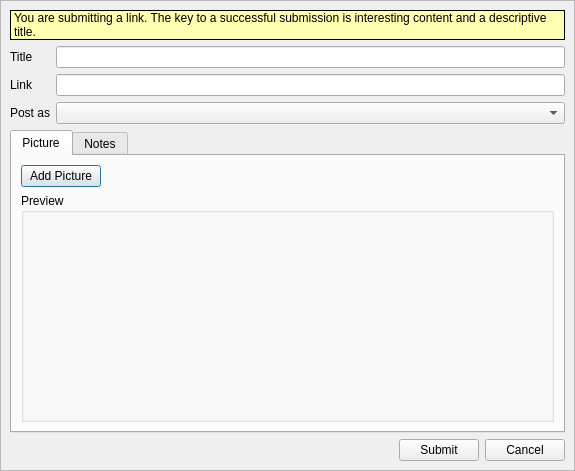
First picture: the form in retroshare-gui/src/gui/Posted/PostedCreatePostDialog.ui, repository RetroShare/RetroShare, before the edit.
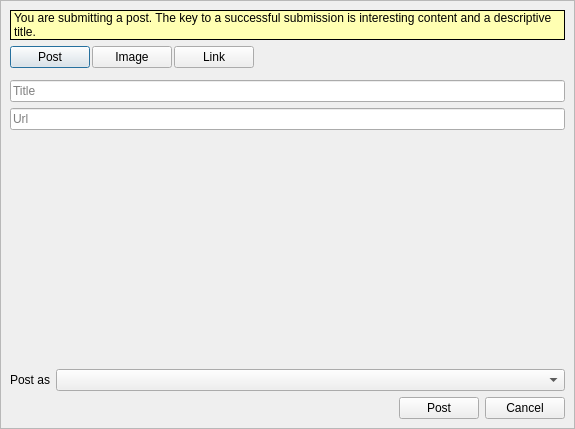
Second picture: the form after the edit. The open tabs and pages were chosen to show the change. Icons and pictures are not drawn. Custom widgets are drawn as their Qt base class.

Commit message:
Added new rich text editor & improved design for Create Post
* Added new Rich Text Editor
* Redesigned the Create Post Composer for Posted Links
* When only link is added display different thumbnail

Diff of the .ui file:
```diff
--- a/retroshare-gui/src/gui/Posted/PostedCreatePostDialog.ui
+++ b/retroshare-gui/src/gui/Posted/PostedCreatePostDialog.ui
@@ -7,7 +7,7 @@
     <x>0</x>
     <y>0</y>
     <width>575</width>
-    <height>467</height>
+    <height>429</height>
    </rect>
   </property>
   <property name="windowTitle">
@@ -121,24 +121,186 @@
          <enum>QFrame::Box</enum>
         </property>
         <property name="text">
-         <string>You are submitting a link. The key to a successful submission is interesting content and a descriptive title.</string>
+         <string>You are submitting a post. The key to a successful submission is interesting content and a descriptive title.</string>
         </property>
         <property name="wordWrap">
          <bool>true</bool>
         </property>
        </widget>
       </item>
+      <item row="1" column="0" colspan="3">
+       <layout class="QHBoxLayout" name="horizontalLayout_2">
+        <property name="spacing">
+         <number>2</number>
+        </property>
+        <item>
+         <widget class="QPushButton" name="postButton">
+          <property name="text">
+           <string>Post</string>
+          </property>
+          <property name="icon">
+           <iconset resource="Posted_images.qrc">
+            <normaloff>:/images/post.png</normaloff>:/images/post.png</iconset>
+          </property>
+          <property name="iconSize">
+           <size>
+            <width>24</width>
+            <height>24</height>
+           </size>
+          </property>
+         </widget>
+        </item>
+        <item>
+         <widget class="QPushButton" name="imageButton">
+          <property name="text">
+           <string>Image</string>
+          </property>
+          <property name="icon">
+           <iconset resource="Posted_images.qrc">
+            <normaloff>:/images/photo.png</normaloff>:/images/photo.png</iconset>
+          </property>
+          <property name="iconSize">
+           <size>
+            <width>24</width>
+            <height>24</height>
+           </size>
+          </property>
+         </widget>
+        </item>
+        <item>
+         <widget class="QPushButton" name="linkButton">
+          <property name="text">
+           <string>Link</string>
+          </property>
+          <property name="icon">
+           <iconset resource="Posted_images.qrc">
+            <normaloff>:/images/link.png</normaloff>:/images/link.png</iconset>
+          </property>
+          <property name="iconSize">
+           <size>
+            <width>24</width>
+            <height>24</height>
+           </size>
+          </property>
+         </widget>
+        </item>
+        <item>
+         <spacer name="horizontalSpacer_4">
+          <property name="orientation">
+           <enum>Qt::Horizontal</enum>
+          </property>
+          <property name="sizeHint" stdset="0">
+           <size>
+            <width>298</width>
+            <height>20</height>
+           </size>
+          </property>
+         </spacer>
+        </item>
+       </layout>
+      </item>
+      <item row="3" column="0" colspan="3">
+       <layout class="QHBoxLayout" name="horizontalLayout">
+        <item>
+         <widget class="QLabel" name="signedLabel">
+          <property name="sizePolicy">
+           <sizepolicy hsizetype="Preferred" vsizetype="Preferred">
+            <horstretch>0</horstretch>
+            <verstretch>0</verstretch>
+           </sizepolicy>
+          </property>
+          <property name="text">
+           <string>Post as</string>
+          </property>
+         </widget>
+        </item>
+        <item>
+         <widget class="GxsIdChooser" name="idChooser">
+          <property name="sizePolicy">
+           <sizepolicy hsizetype="Expanding" vsizetype="Fixed">
+            <horstretch>0</horstretch>
+            <verstretch>0</verstretch>
+           </sizepolicy>
+          </property>
+         </widget>
+        </item>
+       </layout>
+      </item>
+      <item row="4" column="0">
+       <spacer name="buttonHSpacer">
+        <property name="orientation">
+         <enum>Qt::Horizontal</enum>
+        </property>
+        <property name="sizeType">
+         <enum>QSizePolicy::Expanding</enum>
+        </property>
+        <property name="sizeHint" stdset="0">
+         <size>
+          <width>40</width>
+          <height>20</height>
+         </size>
+        </property>
+       </spacer>
+      </item>
+      <item row="4" column="2">
+       <widget class="QDialogButtonBox" name="buttonBox">
+        <property name="sizePolicy">
+         <sizepolicy hsizetype="Fixed" vsizetype="Fixed">
+          <horstretch>0</horstretch>
+          <verstretch>0</verstretch>
+         </sizepolicy>
+        </property>
+        <property name="orientation">
+         <enum>Qt::Horizontal</enum>
+        </property>
+        <property name="standardButtons">
+         <set>QDialogButtonBox::Cancel</set>
+        </property>
+       </widget>
+      </item>
       <item row="2" column="0" colspan="3">
-       <widget class="QTabWidget" name="tabWidget">
+       <widget class="QStackedWidget" name="stackedWidget">
         <property name="currentIndex">
          <number>0</number>
         </property>
-        <widget class="QWidget" name="tab">
-         <attribute name="title">
-          <string>Picture</string>
-         </attribute>
+        <widget class="QWidget" name="stackedWidgetPage1">
+         <layout class="QGridLayout" name="gridLayout_5">
+          <property name="leftMargin">
+           <number>0</number>
+          </property>
+          <property name="topMargin">
+           <number>6</number>
+          </property>
+          <property name="rightMargin">
+           <number>0</number>
+          </property>
+          <property name="bottomMargin">
+           <number>0</number>
+          </property>
+          <item row="1" column="0">
+           <widget class="MRichTextEdit" name="MRichTextEditWidget" native="true"/>
+          </item>
+          <item row="0" column="0">
+           <widget class="QLineEdit" name="titleEdit">
+            <property name="placeholderText">
+             <string>Title</string>
+            </property>
+           </widget>
+          </item>
+         </layout>
+        </widget>
+        <widget class="QWidget" name="stackedWidgetPage2">
          <layout class="QGridLayout" name="gridLayout_2">
-          <item row="0" column="1">
+          <property name="leftMargin">
+           <number>0</number>
+          </property>
+          <property name="rightMargin">
+           <number>0</number>
+          </property>
+          <property name="bottomMargin">
+           <number>0</number>
+          </property>
+          <item row="0" column="2">
            <spacer name="horizontalSpacer">
             <property name="orientation">
              <enum>Qt::Horizontal</enum>
@@ -151,14 +313,7 @@
             </property>
            </spacer>
           </item>
-          <item row="0" column="0">
-           <widget class="QPushButton" name="pushButton">
-            <property name="text">
-             <string>Add Picture</string>
-            </property>
-           </widget>
-          </item>
-          <item row="1" column="0" colspan="2">
+          <item row="1" column="0" colspan="3">
            <widget class="QGroupBox" name="groupBox">
             <property name="title">
              <string>Preview</string>
@@ -217,32 +372,49 @@
           </item>
          </layout>
         </widget>
-        <widget class="QWidget" name="tab_2">
-         <attribute name="title">
-          <string>Notes</string>
-         </attribute>
+        <widget class="QWidget" name="stackedWidgetPage3">
          <layout class="QGridLayout" name="gridLayout_3">
+          <property name="leftMargin">
+           <number>0</number>
+          </property>
+          <property name="topMargin">
+           <number>6</number>
+          </property>
+          <property name="rightMargin">
+           <number>0</number>
+          </property>
+          <item row="1" column="0">
+           <widget class="QLineEdit" name="linkEdit">
+            <property name="placeholderText">
+             <string>Url</string>
+            </property>
+           </widget>
+          </item>
+          <item row="2" column="0">
+           <spacer name="verticalSpacer">
+            <property name="orientation">
+             <enum>Qt::Vertical</enum>
+            </property>
+            <property name="sizeHint" stdset="0">
+             <size>
+              <width>20</width>
+              <height>248</height>
+             </size>
+            </property>
+           </spacer>
+          </item>
           <item row="0" column="0">
-           <widget class="MimeTextEdit" name="notesTextEdit"/>
+           <widget class="QLineEdit" name="titleEditLink">
+            <property name="placeholderText">
+             <string>Title</string>
+            </property>
+           </widget>
           </item>
          </layout>
         </widget>
        </widget>
       </item>
-      <item row="3" column="0">
-       <spacer name="buttonHSpacer">
-        <property name="orientation">
-         <enum>Qt::Horizontal</enum>
-        </property>
-        <property name="sizeHint" stdset="0">
-         <size>
-          <width>40</width>
-          <height>20</height>
-         </size>
-        </property>
-       </spacer>
-      </item>
-      <item row="3" column="1">
+      <item row="4" column="1">
        <widget class="QPushButton" name="submitButton">
         <property name="sizePolicy">
          <sizepolicy hsizetype="Preferred" vsizetype="Fixed">
@@ -250,61 +422,14 @@
           <verstretch>0</verstretch>
          </sizepolicy>
         </property>
+        <property name="styleSheet">
+         <string notr="true"/>
+        </property>
         <property name="text">
-         <string>Submit</string>
+         <string>Post</string>
         </property>
        </widget>
       </item>
-      <item row="3" column="2">
-       <widget class="QDialogButtonBox" name="buttonBox">
-        <property name="sizePolicy">
-         <sizepolicy hsizetype="Fixed" vsizetype="Fixed">
-          <horstretch>0</horstretch>
-          <verstretch>0</verstretch>
-         </sizepolicy>
-        </property>
-        <property name="orientation">
-         <enum>Qt::Horizontal</enum>
-        </property>
-        <property name="standardButtons">
-         <set>QDialogButtonBox::Cancel</set>
-        </property>
-       </widget>
-      </item>
-      <item row="1" column="0" colspan="3">
-       <layout class="QGridLayout" name="titleGLayout">
-        <item row="0" column="0">
-         <widget class="QLabel" name="titleLabel">
-          <property name="text">
-           <string>Title</string>
-          </property>
-         </widget>
-        </item>
-        <item row="0" column="1">
-         <widget class="QLineEdit" name="titleEdit"/>
-        </item>
-        <item row="1" column="0">
-         <widget class="QLabel" name="linkLabel">
-          <property name="text">
-           <string>Link</string>
-          </property>
-         </widget>
-        </item>
-        <item row="1" column="1">
-         <widget class="QLineEdit" name="linkEdit"/>
-        </item>
-        <item row="2" column="1">
-         <widget class="GxsIdChooser" name="idChooser"/>
-        </item>
-        <item row="2" column="0">
-         <widget class="QLabel" name="signedLabel">
-          <property name="text">
-           <string>Post as</string>
-          </property>
-         </widget>
-        </item>
-       </layout>
-      </item>
      </layout>
     </widget>
    </item>
@@ -322,16 +447,17 @@
    <header>gui/common/HeaderFrame.h</header>
    <container>1</container>
   </customwidget>
-  <customwidget>
-   <class>MimeTextEdit</class>
-   <extends>QTextEdit</extends>
-   <header location="global">gui/common/MimeTextEdit.h</header>
-  </customwidget>
   <customwidget>
    <class>GxsIdChooser</class>
    <extends>QComboBox</extends>
    <header>gui/gxs/GxsIdChooser.h</header>
   </customwidget>
+  <customwidget>
+   <class>MRichTextEdit</class>
+   <extends>QWidget</extends>
+   <header>util/MRichTextEdit.h</header>
+   <container>1</container>
+  </customwidget>
  </customwidgets>
  <resources/>
  <connections>
```
Left out of the diff: 48 changed lines with no effect on the pictures. The commit also changes 35 other files.
